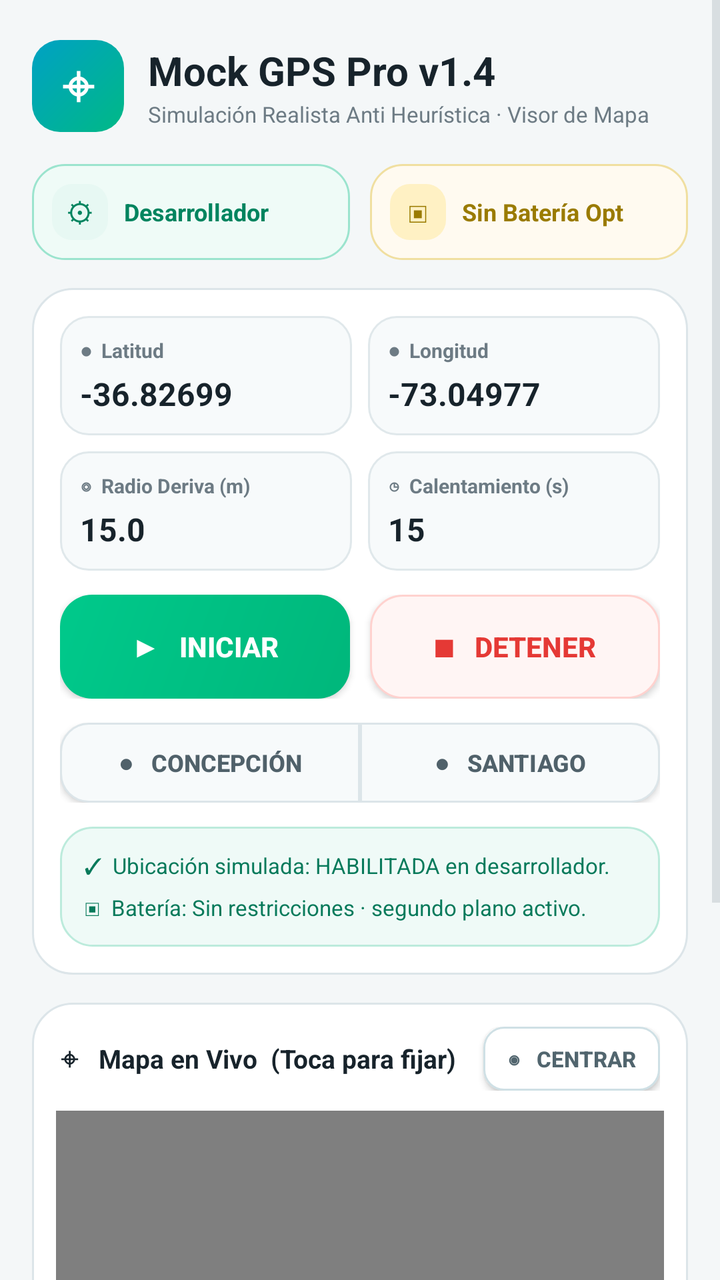
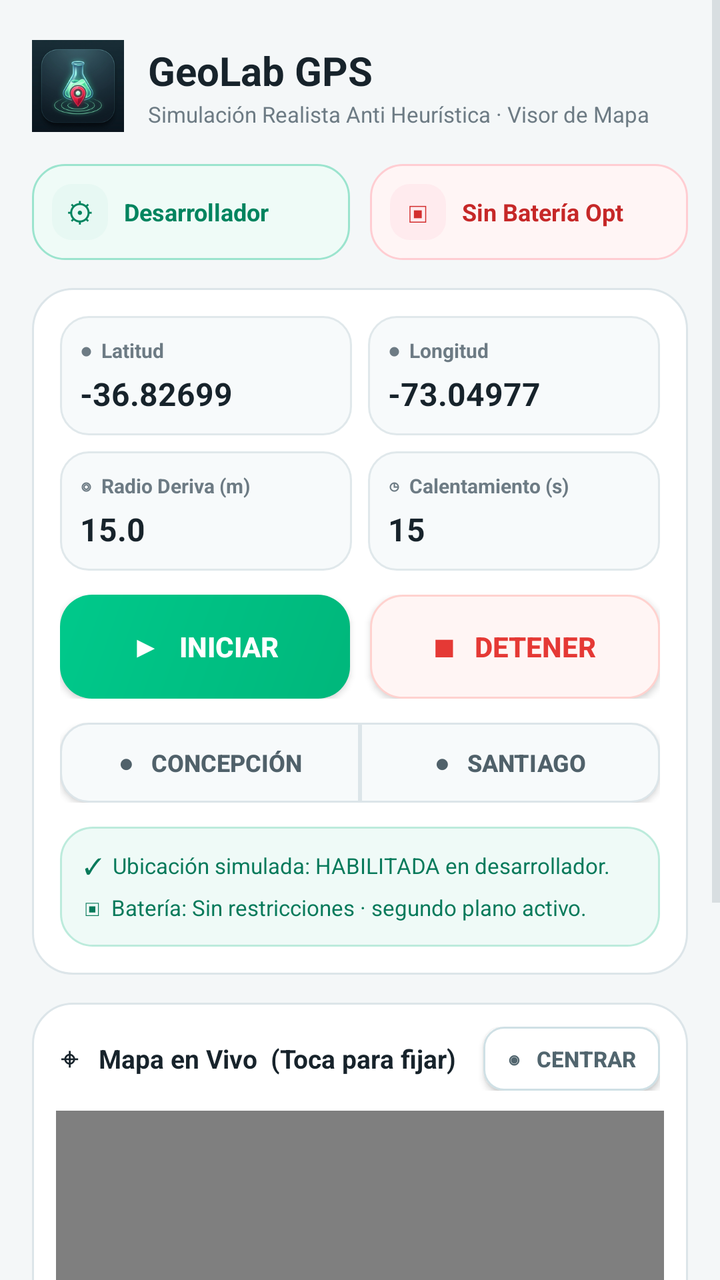

Before-and-after screenshots of an Android layout around one commit, followed by the original layout XML and the change that was made.
<!-- AndroidManifest.xml: application theme android:Theme.DeviceDefault.NoActionBar -->
<!-- res/layout/activity_main.xml -->
<?xml version="1.0" encoding="utf-8"?>
<ScrollView xmlns:android="http://schemas.android.com/apk/res/android"
    android:layout_width="match_parent"
    android:layout_height="match_parent"
    android:background="#F4F7F8"
    android:fillViewport="true">

    <LinearLayout
        android:layout_width="match_parent"
        android:layout_height="wrap_content"
        android:orientation="vertical"
        android:padding="16dp">

        
        <LinearLayout
            android:layout_width="match_parent"
            android:layout_height="wrap_content"
            android:orientation="horizontal"
            android:gravity="center_vertical"
            android:layout_marginTop="4dp"
            android:layout_marginBottom="16dp">

            
            <TextView
                android:layout_width="46dp"
                android:layout_height="46dp"
                android:background="@drawable/logo_gradient"
                android:text="⌖"
                android:textColor="#FFFFFF"
                android:textSize="24sp"
                android:textStyle="bold"
                android:gravity="center"
                android:layout_marginEnd="12dp" />

            <LinearLayout
                android:layout_width="0dp"
                android:layout_height="wrap_content"
                android:layout_weight="1"
                android:orientation="vertical">

                <TextView
                    android:id="@+id/tv_title"
                    android:layout_width="wrap_content"
                    android:layout_height="wrap_content"
                    android:text="Mock GPS Pro v1.4"
                    android:textSize="20sp"
                    android:textStyle="bold"
                    android:textColor="#17232B" />

                <TextView
                    android:id="@+id/tv_subtitle"
                    android:layout_width="wrap_content"
                    android:layout_height="wrap_content"
                    android:text="Simulación Realista Anti Heurística · Visor de Mapa"
                    android:textSize="11sp"
                    android:textColor="#6D7B84"
                    android:layout_marginTop="1dp" />
            </LinearLayout>
        </LinearLayout>

        
        <LinearLayout
            android:layout_width="match_parent"
            android:layout_height="wrap_content"
            android:orientation="horizontal"
            android:layout_marginBottom="14dp">

            
            <LinearLayout
                android:id="@+id/btn_dev_settings"
                android:layout_width="0dp"
                android:layout_height="wrap_content"
                android:layout_weight="1"
                android:background="@drawable/bg_toggle_dev"
                android:orientation="horizontal"
                android:gravity="center_vertical"
                android:padding="10dp"
                android:clickable="true"
                android:focusable="true"
                android:layout_marginEnd="5dp">

                <TextView
                    android:layout_width="28dp"
                    android:layout_height="28dp"
                    android:background="@drawable/bg_badge_mint"
                    android:text="⚙"
                    android:textColor="#00845F"
                    android:textSize="14sp"
                    android:gravity="center"
                    android:layout_marginEnd="8dp" />

                <TextView
                    android:layout_width="wrap_content"
                    android:layout_height="wrap_content"
                    android:text="Desarrollador"
                    android:textColor="#00845F"
                    android:textSize="12sp"
                    android:textStyle="bold" />
            </LinearLayout>

            
            <LinearLayout
                android:id="@+id/btn_battery_settings"
                android:layout_width="0dp"
                android:layout_height="wrap_content"
                android:layout_weight="1"
                android:background="@drawable/bg_toggle_battery"
                android:orientation="horizontal"
                android:gravity="center_vertical"
                android:padding="10dp"
                android:clickable="true"
                android:focusable="true"
                android:layout_marginStart="5dp">

                <TextView
                    android:layout_width="28dp"
                    android:layout_height="28dp"
                    android:background="@drawable/bg_badge_amber"
                    android:text="▣"
                    android:textColor="#9A7B00"
                    android:textSize="14sp"
                    android:gravity="center"
                    android:layout_marginEnd="8dp" />

                <TextView
                    android:layout_width="wrap_content"
                    android:layout_height="wrap_content"
                    android:text="Sin Batería Opt"
                    android:textColor="#9A7B00"
                    android:textSize="12sp"
                    android:textStyle="bold" />
            </LinearLayout>
        </LinearLayout>

        
        <LinearLayout
            android:layout_width="match_parent"
            android:layout_height="wrap_content"
            android:background="@drawable/bg_panel"
            android:orientation="vertical"
            android:padding="14dp"
            android:layout_marginBottom="14dp">

            
            <LinearLayout
                android:layout_width="match_parent"
                android:layout_height="wrap_content"
                android:orientation="horizontal"
                android:layout_marginBottom="8dp">

                
                <LinearLayout
                    android:layout_width="0dp"
                    android:layout_height="wrap_content"
                    android:layout_weight="1"
                    android:background="@drawable/bg_metric_card"
                    android:orientation="vertical"
                    android:padding="10dp"
                    android:layout_marginEnd="4dp">

                    <TextView
                        android:layout_width="wrap_content"
                        android:layout_height="wrap_content"
                        android:text="●  Latitud"
                        android:textColor="#6D7B84"
                        android:textSize="10sp"
                        android:textStyle="bold" />

                    <EditText
                        android:id="@+id/et_lat"
                        android:layout_width="match_parent"
                        android:layout_height="wrap_content"
                        android:text="-36.82699"
                        android:textColor="#17232B"
                        android:textSize="16sp"
                        android:textStyle="bold"
                        android:inputType="numberDecimal|numberSigned"
                        android:background="@null"
                        android:paddingTop="4dp" />
                </LinearLayout>

                
                <LinearLayout
                    android:layout_width="0dp"
                    android:layout_height="wrap_content"
                    android:layout_weight="1"
                    android:background="@drawable/bg_metric_card"
                    android:orientation="vertical"
                    android:padding="10dp"
                    android:layout_marginStart="4dp">

                    <TextView
                        android:layout_width="wrap_content"
                        android:layout_height="wrap_content"
                        android:text="●  Longitud"
                        android:textColor="#6D7B84"
                        android:textSize="10sp"
                        android:textStyle="bold" />

                    <EditText
                        android:id="@+id/et_lng"
                        android:layout_width="match_parent"
                        android:layout_height="wrap_content"
                        android:text="-73.04977"
                        android:textColor="#17232B"
                        android:textSize="16sp"
                        android:textStyle="bold"
                        android:inputType="numberDecimal|numberSigned"
                        android:background="@null"
                        android:paddingTop="4dp" />
                </LinearLayout>
            </LinearLayout>

            
            <LinearLayout
                android:layout_width="match_parent"
                android:layout_height="wrap_content"
                android:orientation="horizontal"
                android:layout_marginBottom="12dp">

                
                <LinearLayout
                    android:layout_width="0dp"
                    android:layout_height="wrap_content"
                    android:layout_weight="1"
                    android:background="@drawable/bg_metric_card"
                    android:orientation="vertical"
                    android:padding="10dp"
                    android:layout_marginEnd="4dp">

                    <TextView
                        android:layout_width="wrap_content"
                        android:layout_height="wrap_content"
                        android:text="◎  Radio Deriva (m)"
                        android:textColor="#6D7B84"
                        android:textSize="10sp"
                        android:textStyle="bold" />

                    <EditText
                        android:id="@+id/et_radius"
                        android:layout_width="match_parent"
                        android:layout_height="wrap_content"
                        android:text="15.0"
                        android:textColor="#17232B"
                        android:textSize="16sp"
                        android:textStyle="bold"
                        android:inputType="numberDecimal"
                        android:background="@null"
                        android:paddingTop="4dp" />
                </LinearLayout>

                
                <LinearLayout
                    android:layout_width="0dp"
                    android:layout_height="wrap_content"
                    android:layout_weight="1"
                    android:background="@drawable/bg_metric_card"
                    android:orientation="vertical"
                    android:padding="10dp"
                    android:layout_marginStart="4dp">

                    <TextView
                        android:layout_width="wrap_content"
                        android:layout_height="wrap_content"
                        android:text="◷  Calentamiento (s)"
                        android:textColor="#6D7B84"
                        android:textSize="10sp"
                        android:textStyle="bold" />

                    <EditText
                        android:id="@+id/et_warmup"
                        android:layout_width="match_parent"
                        android:layout_height="wrap_content"
                        android:text="15"
                        android:textColor="#17232B"
                        android:textSize="16sp"
                        android:textStyle="bold"
                        android:inputType="number"
                        android:background="@null"
                        android:paddingTop="4dp" />
                </LinearLayout>
            </LinearLayout>

            
            <LinearLayout
                android:layout_width="match_parent"
                android:layout_height="wrap_content"
                android:orientation="horizontal"
                android:layout_marginBottom="12dp">

                <Button
                    android:id="@+id/btn_start"
                    android:layout_width="0dp"
                    android:layout_height="52dp"
                    android:layout_weight="1"
                    android:text="▶   INICIAR"
                    android:background="@drawable/btn_start"
                    android:textColor="#FFFFFF"
                    android:textSize="14sp"
                    android:textStyle="bold"
                    android:layout_marginEnd="5dp" />

                <Button
                    android:id="@+id/btn_stop"
                    android:layout_width="0dp"
                    android:layout_height="52dp"
                    android:layout_weight="1"
                    android:text="■   DETENER"
                    android:background="@drawable/btn_stop"
                    android:textColor="#E53935"
                    android:textSize="14sp"
                    android:textStyle="bold"
                    android:layout_marginStart="5dp" />
            </LinearLayout>

            
            <LinearLayout
                android:layout_width="match_parent"
                android:layout_height="wrap_content"
                android:orientation="horizontal"
                android:layout_marginBottom="12dp">

                <Button
                    android:id="@+id/btn_preset_concepcion"
                    android:layout_width="0dp"
                    android:layout_height="40dp"
                    android:layout_weight="1"
                    android:text="●   Concepción"
                    android:background="@drawable/bg_preset_left"
                    android:textColor="#50616A"
                    android:textSize="12sp"
                    android:textStyle="bold" />

                <Button
                    android:id="@+id/btn_preset_santiago"
                    android:layout_width="0dp"
                    android:layout_height="40dp"
                    android:layout_weight="1"
                    android:text="●   Santiago"
                    android:background="@drawable/bg_preset_right"
                    android:textColor="#50616A"
                    android:textSize="12sp"
                    android:textStyle="bold" />
            </LinearLayout>

            
            <TextView
                android:id="@+id/tv_status"
                android:layout_width="match_parent"
                android:layout_height="wrap_content"
                android:background="@drawable/bg_status_card"
                android:text="✓  Ubicación simulada: HABILITADA en desarrollador.\n▣  Batería: Sin restricciones · segundo plano activo."
                android:textColor="#087A5B"
                android:textSize="11sp"
                android:lineSpacingMultiplier="1.4"
                android:padding="12dp" />
        </LinearLayout>

        
        <LinearLayout
            android:layout_width="match_parent"
            android:layout_height="wrap_content"
            android:background="@drawable/bg_panel"
            android:orientation="vertical"
            android:padding="12dp"
            android:layout_marginBottom="24dp">

            
            <LinearLayout
                android:layout_width="match_parent"
                android:layout_height="wrap_content"
                android:orientation="horizontal"
                android:gravity="center_vertical"
                android:layout_marginBottom="10dp"
                android:paddingLeft="2dp"
                android:paddingRight="2dp">

                <TextView
                    android:layout_width="0dp"
                    android:layout_height="wrap_content"
                    android:layout_weight="1"
                    android:text="⌖   Mapa en Vivo  (Toca para fijar)"
                    android:textColor="#17232B"
                    android:textSize="13sp"
                    android:textStyle="bold" />

                <Button
                    android:id="@+id/btn_center_map"
                    android:layout_width="wrap_content"
                    android:layout_height="32dp"
                    android:background="@drawable/btn_center"
                    android:text="◉   Centrar"
                    android:textColor="#51656E"
                    android:textSize="11sp"
                    android:textStyle="bold"
                    android:paddingLeft="12dp"
                    android:paddingRight="12dp"
                    android:minHeight="0dp"
                    android:minWidth="0dp" />
            </LinearLayout>

            
            <WebView
                android:id="@+id/wv_map"
                android:layout_width="match_parent"
                android:layout_height="300dp"
                android:background="#EDF1EC" />
        </LinearLayout>

    </LinearLayout>
</ScrollView>
<!-- resources referenced by this layout -->
<resources>
  <!-- drawable bg_badge_amber (drawable) -->
  <?xml version="1.0" encoding="utf-8"?>
  <shape xmlns:android="http://schemas.android.com/apk/res/android"
      android:shape="rectangle">
      <corners android:radius="10dp" />
      <solid android:color="#FFF1C4" />
  </shape>
  <!-- drawable bg_badge_mint (drawable) -->
  <?xml version="1.0" encoding="utf-8"?>
  <shape xmlns:android="http://schemas.android.com/apk/res/android"
      android:shape="rectangle">
      <corners android:radius="10dp" />
      <solid android:color="#E7F8F3" />
  </shape>
  <!-- drawable bg_metric_card (drawable) -->
  <?xml version="1.0" encoding="utf-8"?>
  <shape xmlns:android="http://schemas.android.com/apk/res/android"
      android:shape="rectangle">
      <corners android:radius="14dp" />
      <solid android:color="#F7FAFB" />
      <stroke android:width="1dp" android:color="#E0E8EB" />
  </shape>
  <!-- drawable bg_panel (drawable) -->
  <?xml version="1.0" encoding="utf-8"?>
  <shape xmlns:android="http://schemas.android.com/apk/res/android"
      android:shape="rectangle">
      <corners android:radius="20dp" />
      <solid android:color="#FFFFFF" />
      <stroke android:width="1dp" android:color="#DCE5E9" />
  </shape>
  <!-- drawable bg_preset_left (drawable) -->
  <?xml version="1.0" encoding="utf-8"?>
  <shape xmlns:android="http://schemas.android.com/apk/res/android"
      android:shape="rectangle">
      <corners
          android:topLeftRadius="14dp"
          android:bottomLeftRadius="14dp"
          android:topRightRadius="0dp"
          android:bottomRightRadius="0dp" />
      <solid android:color="#F7FAFB" />
      <stroke android:width="1dp" android:color="#DCE5E9" />
  </shape>
  <!-- drawable bg_status_card (drawable) -->
  <?xml version="1.0" encoding="utf-8"?>
  <shape xmlns:android="http://schemas.android.com/apk/res/android"
      android:shape="rectangle">
      <corners android:radius="16dp" />
      <solid android:color="#EFFAF7" />
      <stroke android:width="1dp" android:color="#BCEBDC" />
  </shape>
  <!-- drawable bg_toggle_battery (drawable) -->
  <?xml version="1.0" encoding="utf-8"?>
  <shape xmlns:android="http://schemas.android.com/apk/res/android"
      android:shape="rectangle">
      <corners android:radius="16dp" />
      <solid android:color="#FFFAF0" />
      <stroke android:width="1dp" android:color="#F0DFA0" />
  </shape>
  <!-- drawable bg_toggle_dev (drawable) -->
  <?xml version="1.0" encoding="utf-8"?>
  <shape xmlns:android="http://schemas.android.com/apk/res/android"
      android:shape="rectangle">
      <corners android:radius="16dp" />
      <solid android:color="#EFFBF7" />
      <stroke android:width="1dp" android:color="#9BE4CE" />
  </shape>
  <!-- drawable btn_center (drawable) -->
  <?xml version="1.0" encoding="utf-8"?>
  <shape xmlns:android="http://schemas.android.com/apk/res/android"
      android:shape="rectangle">
      <corners android:radius="10dp" />
      <solid android:color="#FFFFFF" />
      <stroke android:width="1dp" android:color="#CFE0E5" />
  </shape>
  <!-- drawable btn_start (drawable) -->
  <?xml version="1.0" encoding="utf-8"?>
  <shape xmlns:android="http://schemas.android.com/apk/res/android"
      android:shape="rectangle">
      <corners android:radius="16dp" />
      <gradient
          android:angle="135"
          android:startColor="#00B77B"
          android:endColor="#00C98B" />
  </shape>
  <!-- drawable btn_stop (drawable) -->
  <?xml version="1.0" encoding="utf-8"?>
  <shape xmlns:android="http://schemas.android.com/apk/res/android"
      android:shape="rectangle">
      <corners android:radius="16dp" />
      <solid android:color="#FFF5F4" />
      <stroke android:width="1dp" android:color="#FFD2CF" />
  </shape>
  <!-- drawable logo_gradient (drawable) -->
  <?xml version="1.0" encoding="utf-8"?>
  <shape xmlns:android="http://schemas.android.com/apk/res/android"
      android:shape="rectangle">
      <corners android:radius="14dp" />
      <gradient
          android:angle="135"
          android:startColor="#00B986"
          android:endColor="#00A1C4" />
  </shape>
  <!-- unchanged entries left out for length: 1 -->
</resources>

<!-- the commit's change to res/layout/activity_main.xml (unified diff, before → after) -->
@@ -21,15 +21,11 @@
             android:layout_marginBottom="16dp">
 
             
-            <TextView
+            <ImageView
                 android:layout_width="46dp"
                 android:layout_height="46dp"
-                android:background="@drawable/logo_gradient"
-                android:text="⌖"
-                android:textColor="#FFFFFF"
-                android:textSize="24sp"
-                android:textStyle="bold"
-                android:gravity="center"
+                android:src="@drawable/ic_launcher"
+                android:scaleType="fitCenter"
                 android:layout_marginEnd="12dp" />
 
             <LinearLayout
@@ -42,7 +38,7 @@
                     android:id="@+id/tv_title"
                     android:layout_width="wrap_content"
                     android:layout_height="wrap_content"
-                    android:text="Mock GPS Pro v1.4"
+                    android:text="GeoLab GPS"
                     android:textSize="20sp"
                     android:textStyle="bold"
                     android:textColor="#17232B" />
@@ -117,7 +113,7 @@
                     android:layout_height="28dp"
                     android:background="@drawable/bg_badge_amber"
                     android:text="▣"
-                    android:textColor="#9A7B00"
+                    android:textColor="#D32F2F"
                     android:textSize="14sp"
                     android:gravity="center"
                     android:layout_marginEnd="8dp" />
@@ -126,7 +122,7 @@
                     android:layout_width="wrap_content"
                     android:layout_height="wrap_content"
                     android:text="Sin Batería Opt"
-                    android:textColor="#9A7B00"
+                    android:textColor="#C62828"
                     android:textSize="12sp"
                     android:textStyle="bold" />
             </LinearLayout>
<!-- resource entries referenced after the edit -->
@@ -5,7 +5,7 @@
   <shape xmlns:android="http://schemas.android.com/apk/res/android"
       android:shape="rectangle">
       <corners android:radius="10dp" />
-      <solid android:color="#FFF1C4" />
+      <solid android:color="#FFEBEE" />
   </shape>
   <!-- drawable bg_badge_mint (drawable) -->
   <?xml version="1.0" encoding="utf-8"?>
@@ -55,8 +55,8 @@
   <shape xmlns:android="http://schemas.android.com/apk/res/android"
       android:shape="rectangle">
       <corners android:radius="16dp" />
-      <solid android:color="#FFFAF0" />
-      <stroke android:width="1dp" android:color="#F0DFA0" />
+      <solid android:color="#FFF5F5" />
+      <stroke android:width="1dp" android:color="#FFCDD2" />
   </shape>
   <!-- drawable bg_toggle_dev (drawable) -->
   <?xml version="1.0" encoding="utf-8"?>
@@ -92,16 +92,7 @@
       <solid android:color="#FFF5F4" />
       <stroke android:width="1dp" android:color="#FFD2CF" />
   </shape>
-  <!-- drawable logo_gradient (drawable) -->
-  <?xml version="1.0" encoding="utf-8"?>
-  <shape xmlns:android="http://schemas.android.com/apk/res/android"
-      android:shape="rectangle">
-      <corners android:radius="14dp" />
-      <gradient
-          android:angle="135"
-          android:startColor="#00B986"
-          android:endColor="#00A1C4" />
-  </shape>
+  <!-- drawable ic_launcher: png bitmap (drawable, 44495 bytes) -->
   <!-- unchanged entries left out for length: 1 -->
 </resources>
 
